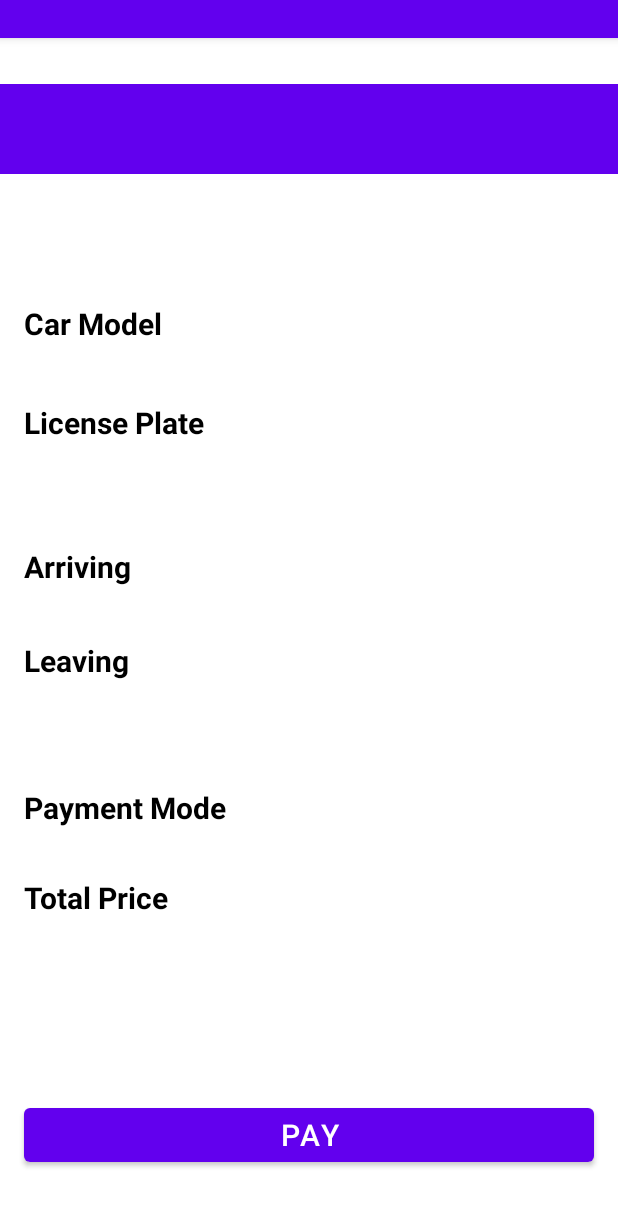
After one commit to reganveluz/AuthenticationApp, an Android app: the PaymentWindow screen opened directly, with no data from a screen before it, on a phone screen of 412 x 824 dp. The commit adds this screen. Shown: the top 1206 px of the screen. Run offline under Robolectric (Android 15) with nearby library versions, the phone set to English and light mode, and no system bars; our stand-ins replace Firebase (no records; nobody signed in at launch, a user with empty details on screens opened directly).

Commit message:
Added features: Driver information addition *license plate *car model
Snippet for garage information
*marker information

```diff
--- a/app/build.gradle
+++ b/app/build.gradle
@@ -41,6 +41,7 @@ dependencies {
     implementation 'com.google.android.gms:play-services-location:18.0.0'
     implementation 'com.karumi:dexter:6.2.3'
     implementation 'com.google.maps.android:android-maps-utils:2.2.3'
+    implementation 'com.google.android.libraries.places:places-compat:2.5.0'
     testImplementation 'junit:junit:4.13.2.'
     androidTestImplementation 'androidx.test.ext:junit:1.1.3'
     androidTestImplementation 'androidx.test.espresso:espresso-core:3.4.0'
--- /dev/null
+++ b/app/src/main/java/com/example/authenticationapp/DriverInterface/PaymentWindow.java
@@ -0,0 +1,83 @@
+package com.example.authenticationapp.DriverInterface;
+
+
+import androidx.annotation.NonNull;
+import androidx.appcompat.app.AppCompatActivity;
+
+import android.os.Bundle;
+import android.view.View;
+import android.widget.TextView;
+
+import com.example.authenticationapp.DriverInterface.HomeFragment2;
+import com.example.authenticationapp.R;
+import com.google.android.gms.maps.GoogleMap;
+import com.google.android.gms.maps.model.LatLng;
+import com.google.android.gms.maps.model.Marker;
+import com.google.android.gms.maps.model.MarkerOptions;
+import com.google.android.gms.tasks.OnCompleteListener;
+import com.google.android.gms.tasks.OnSuccessListener;
+import com.google.android.gms.tasks.Task;
+import com.google.firebase.auth.FirebaseAuth;
+import com.google.firebase.firestore.CollectionReference;
+import com.google.firebase.firestore.DocumentReference;
+import com.google.firebase.firestore.DocumentSnapshot;
+import com.google.firebase.firestore.FirebaseFirestore;
+import com.google.firebase.firestore.GeoPoint;
+import com.google.firebase.firestore.QueryDocumentSnapshot;
+import com.google.firebase.firestore.QuerySnapshot;
+
+import java.util.List;
+
+public class PaymentWindow extends AppCompatActivity {
+
+    private FirebaseFirestore fStore;
+    private FirebaseAuth fAuth;
+    private TextView mgarageName, mLicense, mCar;
+    String userID;
+
+
+    @Override
+    protected void onCreate(Bundle savedInstanceState) {
+        super.onCreate(savedInstanceState);
+        setContentView(R.layout.activity_payment_window);
+
+        fAuth = FirebaseAuth.getInstance();
+        fStore = FirebaseFirestore.getInstance();
+
+        mgarageName = findViewById(R.id.garageName);
+        mLicense = findViewById(R.id.licensePlate);
+        mCar = findViewById(R.id.carModel);
+
+
+        DocumentReference documentReference = fStore.collection("Garage Loader").document("Garage Name");
+        documentReference.get().addOnSuccessListener(new OnSuccessListener<DocumentSnapshot>() {
+            @Override
+            public void onSuccess(DocumentSnapshot documentSnapshot) {
+
+                String grg = documentSnapshot.getString("Garage ID");
+                mgarageName.setText(grg);
+
+            }
+        });
+
+        userID = fAuth.getCurrentUser().getUid();
+        DocumentReference userRef = fStore.collection("users").document(userID);
+        userRef.get().addOnSuccessListener(new OnSuccessListener<DocumentSnapshot>() {
+            @Override
+            public void onSuccess(DocumentSnapshot documentSnapshot) {
+
+                String l = documentSnapshot.getString("License Plate");
+                String c = documentSnapshot.getString("Car Model");
+
+                mLicense.setText(l);
+                mCar.setText(c);
+
+                if(l!=null && c!=null){
+                    mLicense.setVisibility(View.VISIBLE);
+                    mCar.setVisibility(View.VISIBLE);
+                }
+            }
+        });
+
+    }
+}
--- /dev/null
+++ b/app/src/main/res/drawable/marker_icon.xml
@@ -0,0 +1,5 @@
+<vector android:height="24dp" android:tint="#A544B5"
+    android:viewportHeight="24" android:viewportWidth="24"
+    android:width="24dp" xmlns:android="http://schemas.android.com/apk/res/android">
+    <path android:fillColor="@android:color/white" android:pathData="M13,3L6,3v18h4v-6h3c3.31,0 6,-2.69 6,-6s-2.69,-6 -6,-6zM13.2,11L10,11L10,7h3.2c1.1,0 2,0.9 2,2s-0.9,2 -2,2z"/>
+</vector>
--- /dev/null
+++ b/app/src/main/res/layout/activity_payment_window.xml
@@ -0,0 +1,160 @@
+<?xml version="1.0" encoding="utf-8"?>
+<androidx.constraintlayout.widget.ConstraintLayout
+    xmlns:android="http://schemas.android.com/apk/res/android"
+    xmlns:tools="http://schemas.android.com/tools"
+    xmlns:app="http://schemas.android.com/apk/res-auto"
+    android:layout_width="match_parent"
+    android:layout_height="match_parent"
+    tools:context=".DriverInterface.PaymentWindow">
+
+  <TextView
+      android:id="@+id/totalPrice"
+      android:layout_width="wrap_content"
+      android:layout_height="wrap_content"
+      android:text="Total Price"
+      android:textColor="@color/black"
+      android:textSize="20sp"
+      android:textStyle="bold"
+      app:layout_constraintBottom_toBottomOf="parent"
+      app:layout_constraintEnd_toEndOf="parent"
+      app:layout_constraintHorizontal_bias="0.05"
+      app:layout_constraintStart_toStartOf="parent"
+      app:layout_constraintTop_toTopOf="parent"
+      app:layout_constraintVertical_bias="0.714" />
+
+  <TextView
+      android:id="@+id/garageName"
+      android:layout_width="0dp"
+      android:layout_height="60sp"
+      android:background="@color/purple_500"
+      android:fontFamily="sans-serif"
+      android:text="Garage Name"
+      android:textAlignment="center"
+      android:textAppearance="@android:style/Widget.ListView.White"
+      android:textColor="@color/white"
+      android:textSize="45sp"
+      app:layout_constraintBottom_toBottomOf="parent"
+      app:layout_constraintEnd_toEndOf="parent"
+      app:layout_constraintHorizontal_bias="0.0"
+      app:layout_constraintStart_toStartOf="parent"
+      app:layout_constraintTop_toTopOf="parent"
+      app:layout_constraintVertical_bias="0.0" />
+
+  <TextView
+      android:layout_width="wrap_content"
+      android:layout_height="wrap_content"
+      android:text="Car Model"
+      android:textColor="@color/black"
+      android:textSize="20sp"
+      android:textStyle="bold"
+      app:layout_constraintBottom_toBottomOf="parent"
+      app:layout_constraintEnd_toEndOf="parent"
+      app:layout_constraintHorizontal_bias="0.05"
+      app:layout_constraintStart_toStartOf="parent"
+      app:layout_constraintTop_toTopOf="parent"
+      app:layout_constraintVertical_bias="0.197" />
+
+  <TextView
+      android:id="@+id/carModel"
+      android:layout_width="wrap_content"
+      android:layout_height="wrap_content"
+      android:text="Car Model"
+      android:textColor="@color/browser_actions_title_color"
+      android:textSize="20sp"
+      android:textStyle="bold"
+      android:visibility="invisible"
+      app:layout_constraintBottom_toBottomOf="parent"
+      app:layout_constraintEnd_toEndOf="parent"
+      app:layout_constraintHorizontal_bias="0.867"
+      app:layout_constraintStart_toStartOf="parent"
+      app:layout_constraintTop_toTopOf="parent"
+      app:layout_constraintVertical_bias="0.197" />
+
+  <TextView
+      android:layout_width="wrap_content"
+      android:layout_height="wrap_content"
+      android:text="License Plate"
+      android:textColor="@color/black"
+      android:textSize="20sp"
+      android:textStyle="bold"
+      app:layout_constraintBottom_toBottomOf="parent"
+      app:layout_constraintEnd_toEndOf="parent"
+      app:layout_constraintHorizontal_bias="0.055"
+      app:layout_constraintStart_toStartOf="parent"
+      app:layout_constraintTop_toTopOf="parent"
+      app:layout_constraintVertical_bias="0.286" />
+
+  <TextView
+      android:id="@+id/licensePlate"
+      android:layout_width="wrap_content"
+      android:layout_height="wrap_content"
+      android:text="License Plate"
+      android:textColor="@color/browser_actions_title_color"
+      android:textSize="20sp"
+      android:textStyle="bold"
+      android:visibility="invisible"
+      app:layout_constraintBottom_toBottomOf="parent"
+      app:layout_constraintEnd_toEndOf="parent"
+      app:layout_constraintHorizontal_bias="0.854"
+      app:layout_constraintStart_toStartOf="parent"
+      app:layout_constraintTop_toTopOf="parent"
+      app:layout_constraintVertical_bias="0.286" />
+
+  <TextView
+      android:id="@+id/arrival"
+      android:layout_width="wrap_content"
+      android:layout_height="wrap_content"
+      android:text="Arriving"
+      android:textColor="@color/black"
+      android:textSize="20sp"
+      android:textStyle="bold"
+      app:layout_constraintBottom_toBottomOf="parent"
+      app:layout_constraintEnd_toEndOf="parent"
+      app:layout_constraintHorizontal_bias="0.047"
+      app:layout_constraintStart_toStartOf="parent"
+      app:layout_constraintTop_toTopOf="parent"
+      app:layout_constraintVertical_bias="0.416" />
+
+  <TextView
+      android:id="@+id/leaving"
+      android:layout_width="wrap_content"
+      android:layout_height="wrap_content"
+      android:text="Leaving"
+      android:textColor="@color/black"
+      android:textSize="20sp"
+      android:textStyle="bold"
+      app:layout_constraintBottom_toBottomOf="parent"
+      app:layout_constraintEnd_toEndOf="parent"
+      app:layout_constraintHorizontal_bias="0.047"
+      app:layout_constraintStart_toStartOf="parent"
+      app:layout_constraintTop_toTopOf="parent" />
+
+  <TextView
+      android:id="@+id/paymentMode"
+      android:layout_width="wrap_content"
+      android:layout_height="wrap_content"
+      android:text="Payment Mode"
+      android:textColor="@color/black"
+      android:textSize="20sp"
+      android:textStyle="bold"
+      app:layout_constraintBottom_toBottomOf="parent"
+      app:layout_constraintEnd_toEndOf="parent"
+      app:layout_constraintHorizontal_bias="0.058"
+      app:layout_constraintStart_toStartOf="parent"
+      app:layout_constraintTop_toTopOf="parent"
+      app:layout_constraintVertical_bias="0.633" />
+
+  <Button
+      android:id="@+id/button"
+      android:layout_width="0dp"
+      android:layout_height="wrap_content"
+      android:layout_marginStart="16dp"
+      android:layout_marginEnd="16dp"
+      android:text="Pay"
+      android:textSize="20sp"
+      app:layout_constraintBottom_toBottomOf="parent"
+      app:layout_constraintEnd_toEndOf="parent"
+      app:layout_constraintStart_toStartOf="parent"
+      app:layout_constraintTop_toTopOf="parent"
+      app:layout_constraintVertical_bias="0.94" />
+</androidx.constraintlayout.widget.ConstraintLayout>
--- a/app/src/main/res/layout/fragment_home2.xml
+++ b/app/src/main/res/layout/fragment_home2.xml
@@ -103,7 +103,7 @@
 
         </ImageView>
 
-        <EditText
+        <AutoCompleteTextView
             android:id="@+id/searchDestination"
             android:layout_width="match_parent"
             android:layout_height="match_parent"
--- a/app/src/main/res/values-night/themes.xml
+++ b/app/src/main/res/values-night/themes.xml
@@ -2,12 +2,12 @@
     <!-- Base application theme. -->
     <style name="Theme.AuthenticationApp" parent="Theme.MaterialComponents.DayNight.DarkActionBar">
         <!-- Primary brand color. -->
-        <item name="colorPrimary">@color/purple_200</item>
+        <item name="colorPrimary">@color/purple_500</item>
         <item name="colorPrimaryVariant">@color/purple_700</item>
-        <item name="colorOnPrimary">@color/black</item>
+        <item name="colorOnPrimary">@color/white</item>
         <!-- Secondary brand color. -->
         <item name="colorSecondary">@color/teal_200</item>
-        <item name="colorSecondaryVariant">@color/teal_200</item>
+        <item name="colorSecondaryVariant">@color/teal_700</item>
         <item name="colorOnSecondary">@color/black</item>
         <!-- Status bar color. -->
         <item name="android:statusBarColor" tools:targetApi="l">?attr/colorPrimaryVariant</item>
--- a/app/src/main/res/values/themes.xml
+++ b/app/src/main/res/values/themes.xml
@@ -12,5 +12,7 @@
         <!-- Status bar color. -->
         <item name="android:statusBarColor" tools:targetApi="l">?attr/colorPrimaryVariant</item>
         <!-- Customize your theme here. -->
+        <item name="android:actionBarSize">15dp</item>
+        <item name="actionBarSize">25dp</item>
     </style>
 </resources>
```
Also changed, not shown: app/src/main/AndroidManifest.xml (+10 -7 lines), app/src/main/java/com/example/authenticationapp/DriverInterface/HomeFragment2.java (+71 -13 lines), app/src/main/java/com/example/authenticationapp/MainActivity.java (+33 -3 lines), app/src/main/java/com/example/authenticationapp/OwnerInterface/AddListingMaps.java (+16 -2 lines), app/src/main/res/layout/custom_info_window.xml (added, +39 -0 lines).
